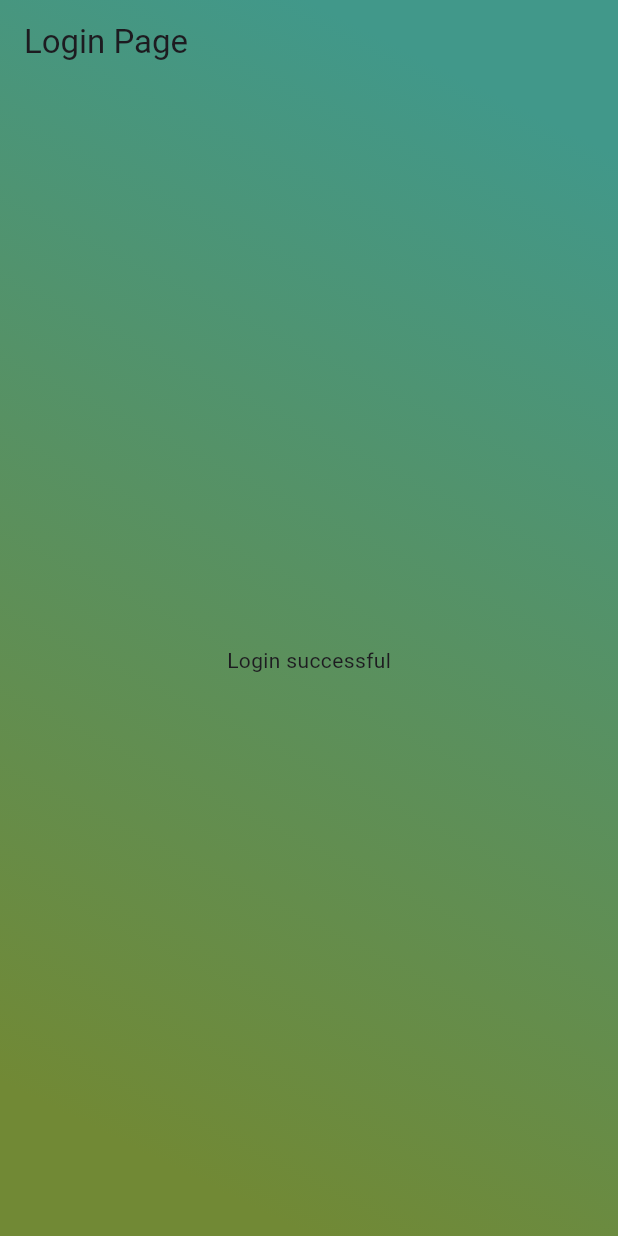
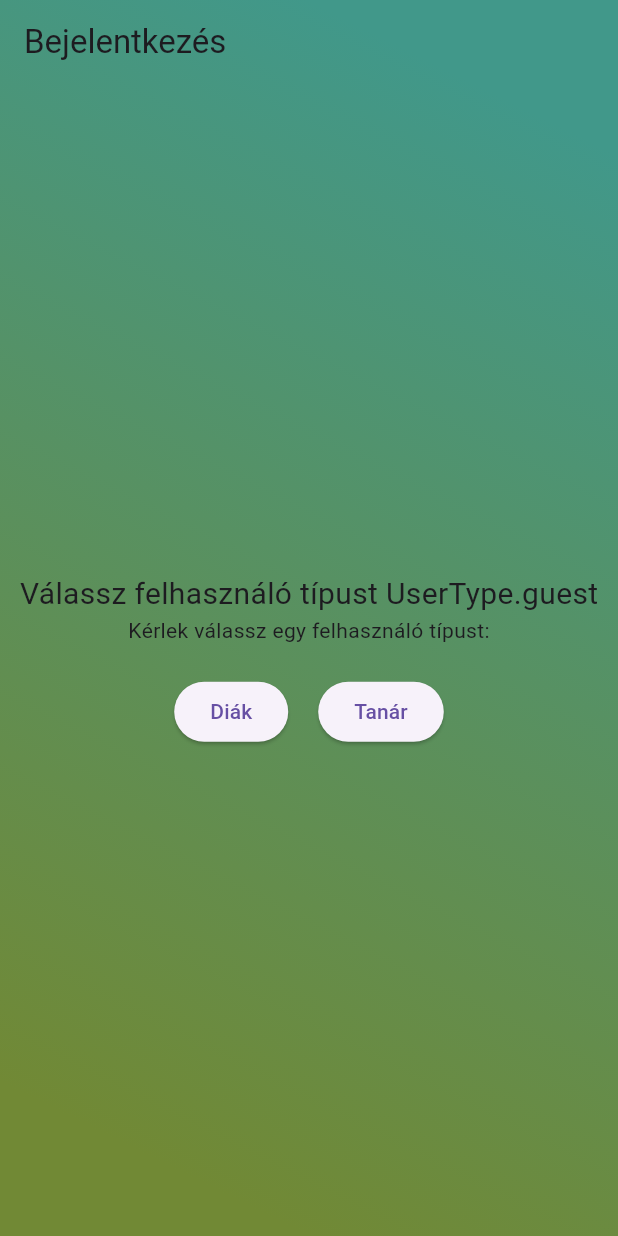
Before and after one commit to PetrikDevOps/helyettesites_app, a Flutter app: the screen it shows after launch, on a phone screen of 412 x 824 dp. Run offline on Flutter 3.47's test engine with Material 3 defaults, Android fonts, the phone set to English and light mode, and no system bars; our stand-ins replace go_router, lottie, shared_preferences; network calls fail.

Commit message:
inti: Login form base logic created

```diff
--- /dev/null
+++ b/lib/login/login_form.dart
@@ -0,0 +1,47 @@
+import 'package:flutter/material.dart';
+import 'package:helyettesites/user/user_type.dart';
+
+class LoginForm extends StatefulWidget {
+  const LoginForm({super.key});
+
+  @override
+  State<LoginForm> createState() => _LoginFormState();
+}
+
+class _LoginFormState extends State<LoginForm> {
+  UserType _userType = UserType.guest;
+
+  @override
+  Widget build(BuildContext context) {
+    return Column(
+        mainAxisAlignment: MainAxisAlignment.center,
+        children: [
+          Text('Válassz felhasználó típust $_userType', style: TextStyle(fontSize: 20)),
+          Text('Kérlek válassz egy felhasználó típust:'),
+          SizedBox(height: 20),
+          Row(
+            mainAxisAlignment: MainAxisAlignment.center,
+            children: [
+              ElevatedButton(
+                onPressed: () {
+                  setState(() {
+                    _userType = UserType.student;
+                  });
+                },
+                child: const Text('Diák'),
+              ),
+              SizedBox(width: 20),
+              ElevatedButton(
+                onPressed: () {
+                  setState(() {
+                    _userType = UserType.teacher;
+                  });
+                },
+                child: const Text('Tanár'),
+              ),
+            ],
+          ),
+        ],
+      );
+  }
+}
--- a/lib/login/login_page.dart
+++ b/lib/login/login_page.dart
@@ -1,14 +1,19 @@
 
 import 'package:flutter/material.dart';
+import 'package:helyettesites/login/login_form.dart';
 import 'package:helyettesites/user/user_helper.dart';
 import 'package:helyettesites/utils/widgets/w_error.dart';
 import 'package:helyettesites/utils/widgets/w_loading.dart';
 
 class LoginPage extends StatefulWidget {
+  const LoginPage({super.key});
+
   @override
   State<LoginPage> createState() => _LoginPageState();
 }
 
+
+//Bulind the base of the login page
 class _LoginPageState extends State<LoginPage> {
   @override
   Widget build(BuildContext context) {
@@ -27,7 +32,7 @@ class _LoginPageState extends State<LoginPage> {
       child: Scaffold(
         backgroundColor: Colors.transparent,
         appBar: AppBar(
-          title: const Text('Login Page'),
+          title: const Text("Bejelentkezés"),
           backgroundColor: Colors.transparent,
         ),
         body: SafeArea(
@@ -39,11 +44,9 @@ class _LoginPageState extends State<LoginPage> {
                 switchInCurve: Curves.easeIn,
                 switchOutCurve: Curves.easeOut,
                 transitionBuilder: (Widget child, Animation<double> animation) {
-
-                  //return ScaleTransition(scale: animation, child: child);
                   return FadeTransition(opacity: animation, child: child);
                 },
-                child: _buildContent(snapshot), // Helper method for readability
+                child: _buildContent(snapshot),
               );
             },
           ),
@@ -52,20 +55,28 @@ class _LoginPageState extends State<LoginPage> {
     );
   }
 
+
+  // Build content based on the state of the future snapshot
   Widget _buildContent(AsyncSnapshot snapshot) {
     if (snapshot.connectionState == ConnectionState.waiting) {
       return WLoading(
-        key: ValueKey('loading'), // Unique key for AnimatedSwitcher
+        key: ValueKey('loading'),
       );
     } else if (snapshot.hasError) {
       return WError(
-        key: ValueKey('error'), // Unique key for AnimatedSwitcher
+        key: ValueKey('error'),
         error: snapshot.error.toString(),
       );
     } else {
+      if (snapshot.data == false) {
+        return  Center(
+          key: ValueKey('login'),
+          child: LoginForm(),
+        );
+      }
       return const Center(
-        key: ValueKey('success'), // Unique key for AnimatedSwitcher
-        child: Text('Login successful'),
+        key: ValueKey('logout'),
+        child: Text('Logout form'),
       );
     }
   }
```
